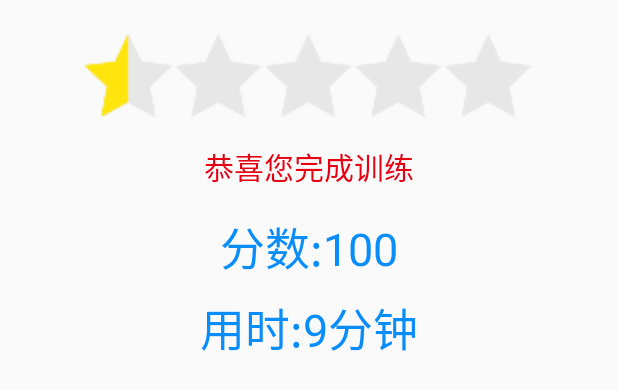
After one commit to HeCaser/jikang_game, an Android app: the layout activity_search_record.xml on its own in the app's theme, with its tools: preview values and no code run, on a phone screen of 412 x 824 dp. The commit adds this screen. Shown: the top 390 px of the screen. Run offline under Robolectric (Android 15) with nearby library versions, the phone set to English and light mode, and no system bars.

Commit message:
增加分数tv

```diff
--- /dev/null
+++ b/app/src/main/res/layout/activity_search_record.xml
@@ -0,0 +1,39 @@
+<?xml version="1.0" encoding="utf-8"?>
+<LinearLayout xmlns:android="http://schemas.android.com/apk/res/android"
+    xmlns:app="http://schemas.android.com/apk/res-auto"
+    xmlns:tools="http://schemas.android.com/tools"
+    android:layout_width="match_parent"
+    android:layout_height="match_parent"
+    android:orientation="vertical"
+    tools:context=".activity.OneToHundredResultActivity">
+
+    <com.example.game.widget.StarLevelView
+        android:id="@+id/starView"
+        android:layout_width="match_parent"
+        android:layout_height="wrap_content"
+        android:layout_marginTop="20dp" />
+
+    <TextView
+        android:id="@+id/tvZhcj"
+        android:layout_width="match_parent"
+        android:layout_height="wrap_content"
+        android:gravity="center"
+        android:padding="@dimen/edge_margin"
+        android:text="恭喜您完成训练"
+        android:textColor="@color/color_e60012"
+        android:textSize="20dp"
+        app:layout_constraintLeft_toLeftOf="parent"
+        app:layout_constraintTop_toTopOf="parent" />
+
+    <TextView
+        android:id="@+id/tvRecord"
+        android:layout_width="match_parent"
+        android:layout_height="100dp"
+        android:gravity="center"
+        android:lineSpacingExtra="10dp"
+        android:text="分数:100\n用时:9分钟"
+        android:textColor="@color/color_098DFA"
+        android:textSize="30sp"
+        app:layout_constraintTop_toBottomOf="@+id/tvZhcj" />
+
+</LinearLayout>
--- a/app/src/main/res/layout/main_item.xml
+++ b/app/src/main/res/layout/main_item.xml
@@ -4,7 +4,7 @@
         xmlns:tools="http://schemas.android.com/tools"
         xmlns:app="http://schemas.android.com/apk/res-auto"
         android:layout_width="match_parent"
-        android:layout_height="50dp"
+        android:layout_height="60dp"
         tools:context=".activity.MainActivity">
 
     <TextView
@@ -12,6 +12,7 @@
             android:gravity="center_vertical"
             android:textColor="@color/colorAccent"
             android:id="@+id/tvTitle"
+            android:textSize="24sp"
             app:layout_constraintTop_toTopOf="parent"
             app:layout_constraintLeft_toLeftOf="parent"
             android:text="济康学习包"
```
